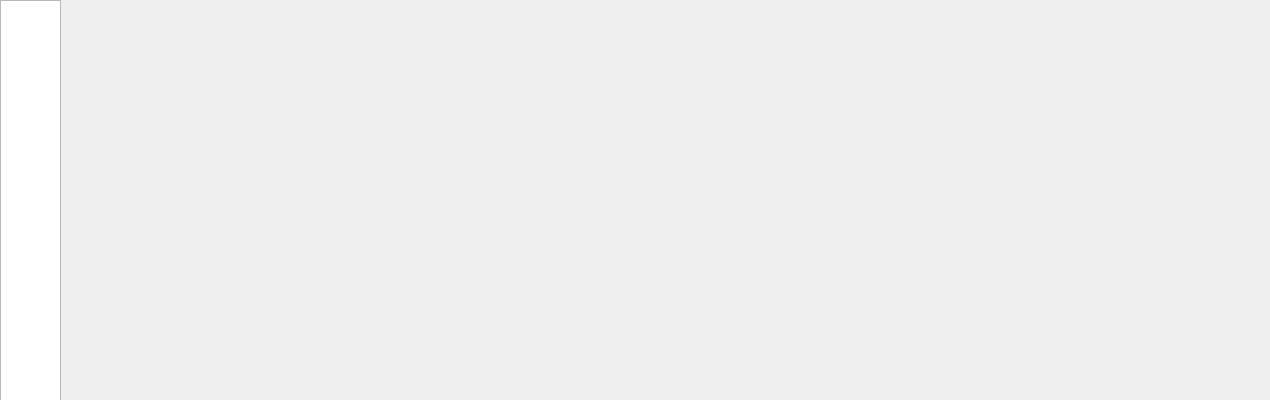
The window that mainwindow.ui (stelro/TCL) describes before a commit, drawn with Qt 5.
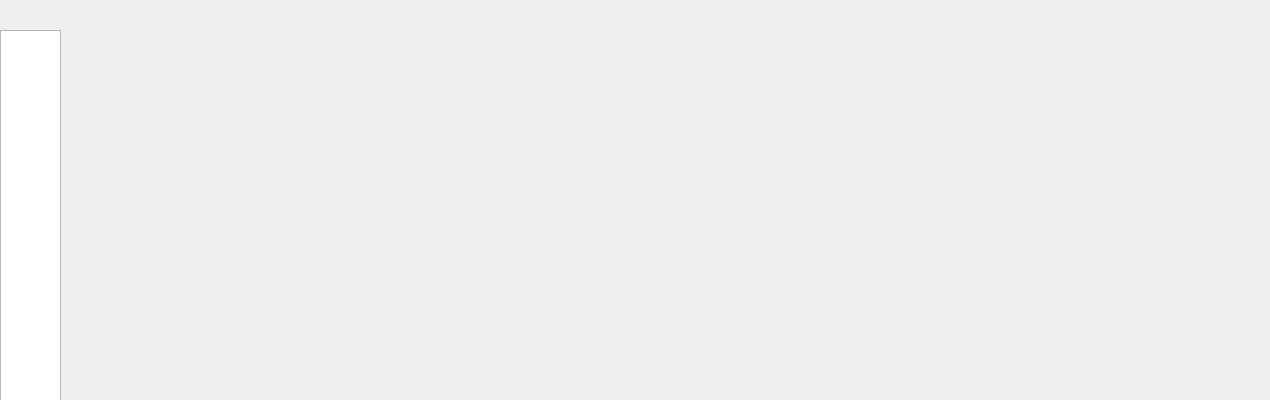
The same window after the commit.

The edit to the form file:
```diff
--- a/mainwindow.ui
+++ b/mainwindow.ui
@@ -18,9 +18,9 @@
     <property name="geometry">
      <rect>
       <x>0</x>
-      <y>0</y>
+      <y>30</y>
       <width>61</width>
-      <height>401</height>
+      <height>371</height>
      </rect>
     </property>
     <property name="iconSize">
@@ -42,15 +42,28 @@
      <enum>QListView::IconMode</enum>
     </property>
    </widget>
-   <widget class="QWidget" name="mTabContainer" native="true">
+   <widget class="QStackedWidget" name="mTabContainer">
     <property name="geometry">
      <rect>
-      <x>190</x>
-      <y>40</y>
-      <width>251</width>
-      <height>41</height>
+      <x>60</x>
+      <y>30</y>
+      <width>1211</width>
+      <height>371</height>
      </rect>
     </property>
+    <widget class="QWidget" name="page"/>
+    <widget class="QWidget" name="page_2"/>
+   </widget>
+   <widget class="QWidget" name="verticalLayoutWidget">
+    <property name="geometry">
+     <rect>
+      <x>0</x>
+      <y>0</y>
+      <width>1271</width>
+      <height>31</height>
+     </rect>
+    </property>
+    <layout class="QVBoxLayout" name="verticalLayout"/>
    </widget>
   </widget>
   <action name="action_Exit">
```
Left out of the diff: 2 changed lines with no effect on the pictures.
